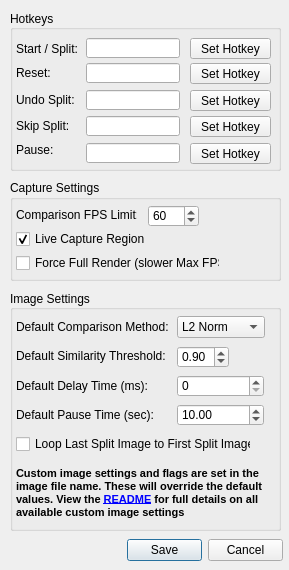
Qt form res/settings.ui (Toufool/AutoSplit) before a commit.
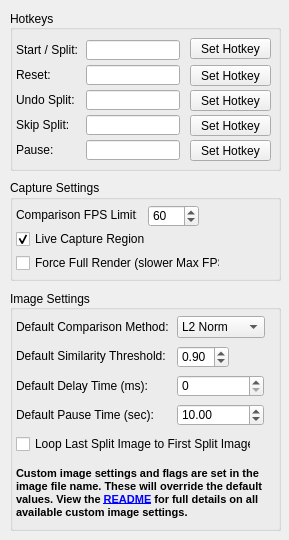
The same form after that commit.

Commit message:
Hooked new settings window to actual values (#151)
* Initial UI update for 2.0.0. Add settings window.

* hooked new settings window to actual values

* Better "seconds remaining" text

* Undo split goes to the end of the group

```diff
--- a/res/settings.ui
+++ b/res/settings.ui
@@ -7,7 +7,7 @@
     <x>0</x>
     <y>0</y>
     <width>289</width>
-    <height>570</height>
+    <height>540</height>
    </rect>
   </property>
   <property name="sizePolicy">
@@ -19,13 +19,13 @@
   <property name="minimumSize">
    <size>
     <width>289</width>
-    <height>570</height>
+    <height>540</height>
    </size>
   </property>
   <property name="maximumSize">
    <size>
     <width>289</width>
-    <height>570</height>
+    <height>540</height>
    </size>
   </property>
   <property name="cursor">
@@ -40,19 +40,6 @@
   <property name="modal">
    <bool>false</bool>
   </property>
-  <widget class="QDialogButtonBox" name="save_cancel_dialog_button_box">
-   <property name="geometry">
-    <rect>
-     <x>127</x>
-     <y>538</y>
-     <width>156</width>
-     <height>24</height>
-    </rect>
-   </property>
-   <property name="standardButtons">
-    <set>QDialogButtonBox::Cancel|QDialogButtonBox::Save</set>
-   </property>
-  </widget>
   <widget class="QGroupBox" name="capture_settings_groupbox">
    <property name="geometry">
     <rect>
@@ -351,7 +338,7 @@
      <string>teset</string>
     </property>
     <property name="text">
-     <string>&lt;html&gt;&lt;head/&gt;&lt;body&gt;&lt;p&gt;Custom image settings and flags are set in the &lt;br&gt;&lt;/br&gt; image file name. These will override the default &lt;br&gt;&lt;/br&gt; values. View the &lt;a href=&quot;https://github.com/Toufool/Auto-Split#readme&quot;&gt;&lt;span style=&quot; text-decoration: underline; color:#0000ff;&quot;&gt;README&lt;/span&gt;&lt;/a&gt; for full details on all &lt;br&gt;&lt;/br&gt; available custom image settings&lt;/p&gt;&lt;/body&gt;&lt;/html&gt;</string>
+     <string>&lt;html&gt;&lt;head/&gt;&lt;body&gt;&lt;p&gt;Custom image settings and flags are set in the &lt;br&gt;&lt;/br&gt; image file name. These will override the default &lt;br&gt;&lt;/br&gt; values. View the &lt;a href=&quot;https://github.com/Toufool/Auto-Split#readme&quot;&gt;&lt;span style=&quot; text-decoration: underline; color:#0000ff;&quot;&gt;README&lt;/span&gt;&lt;/a&gt; for full details on all &lt;br&gt;&lt;/br&gt; available custom image settings.&lt;/p&gt;&lt;/body&gt;&lt;/html&gt;</string>
     </property>
    </widget>
    <widget class="QLabel" name="default_pause_time_label_2">
@@ -430,7 +417,7 @@
     <property name="geometry">
      <rect>
       <x>180</x>
-      <y>133</y>
+      <y>130</y>
       <width>81</width>
       <height>21</height>
      </rect>
@@ -443,10 +430,13 @@
     </property>
    </widget>
    <widget class="QLineEdit" name="split_input">
+    <property name="enabled">
+     <bool>true</bool>
+    </property>
     <property name="geometry">
      <rect>
       <x>76</x>
-      <y>28</y>
+      <y>30</y>
       <width>94</width>
       <height>20</height>
      </rect>
@@ -455,7 +445,7 @@
      <string/>
     </property>
     <property name="readOnly">
-     <bool>false</bool>
+     <bool>true</bool>
     </property>
    </widget>
    <widget class="QLineEdit" name="undo_split_input">
@@ -481,7 +471,7 @@
     <property name="geometry">
      <rect>
       <x>6</x>
-      <y>31</y>
+      <y>32</y>
       <width>71</width>
       <height>16</height>
      </rect>
@@ -494,7 +484,7 @@
     <property name="geometry">
      <rect>
       <x>76</x>
-      <y>53</y>
+      <y>55</y>
       <width>94</width>
       <height>20</height>
      </rect>
@@ -505,9 +495,6 @@
     <property name="text">
      <string/>
     </property>
-    <property name="frame">
-     <bool>true</bool>
-    </property>
     <property name="readOnly">
      <bool>true</bool>
     </property>
@@ -532,7 +519,7 @@
     <property name="geometry">
      <rect>
       <x>6</x>
-      <y>55</y>
+      <y>57</y>
       <width>41</width>
       <height>16</height>
      </rect>
@@ -545,7 +532,7 @@
     <property name="geometry">
      <rect>
       <x>180</x>
-      <y>53</y>
+      <y>55</y>
       <width>81</width>
       <height>21</height>
      </rect>
@@ -590,7 +577,7 @@
     <property name="geometry">
      <rect>
       <x>76</x>
-      <y>133</y>
+      <y>130</y>
       <width>94</width>
       <height>20</height>
      </rect>
@@ -622,7 +609,7 @@
     <property name="geometry">
      <rect>
       <x>180</x>
-      <y>106</y>
+      <y>105</y>
       <width>81</width>
       <height>21</height>
      </rect>
@@ -638,7 +625,7 @@
     <property name="geometry">
      <rect>
       <x>6</x>
-      <y>108</y>
+      <y>107</y>
       <width>61</width>
       <height>16</height>
      </rect>
@@ -651,7 +638,7 @@
     <property name="geometry">
      <rect>
       <x>76</x>
-      <y>106</y>
+      <y>105</y>
       <width>94</width>
       <height>20</height>
      </rect>
```
Left out of the diff: 91 changed lines with no effect on the pictures. The commit also changes 18 other files.
